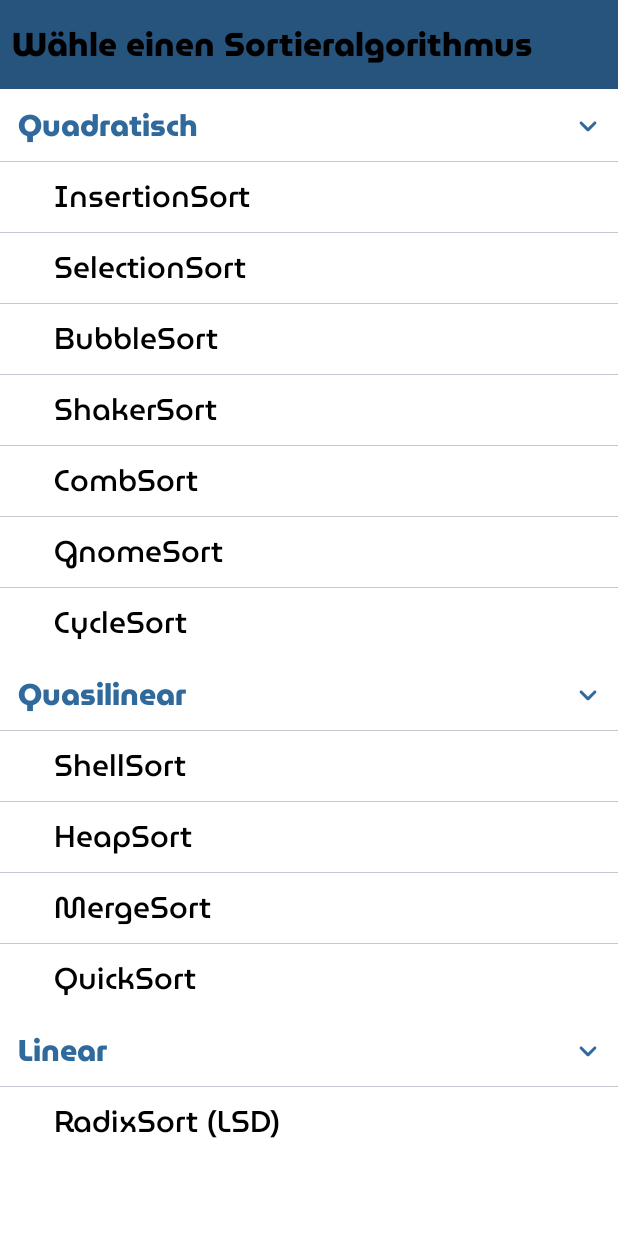
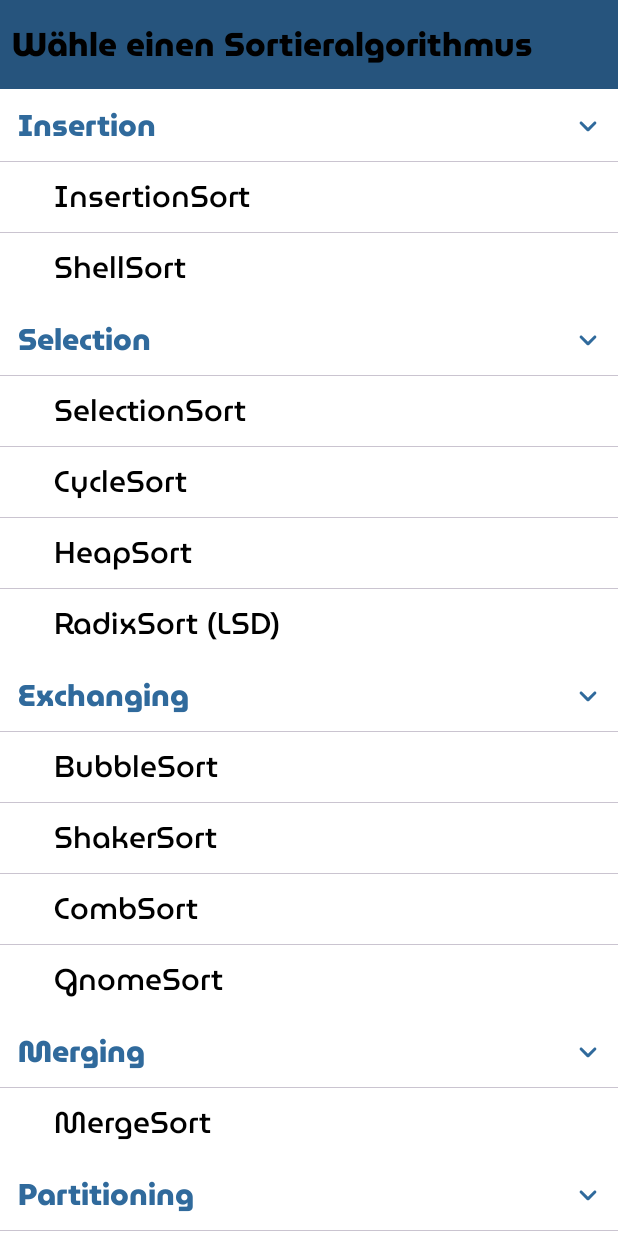
Before and after one commit to RaffaelW/SortVisualizer, an Android app built with Jetpack Compose: the screen it shows after launch (MainActivity), on a phone screen of 412 x 824 dp. Run offline under Robolectric (Android 15) with nearby library versions, the phone set to English and light mode, and no system bars.

Commit message:
grouped the algorithms by type instead of time complexity

```diff
--- a/app/src/main/java/com/raffascript/sortvisualizer/core/data/AlgorithmData.kt
+++ b/app/src/main/java/com/raffascript/sortvisualizer/core/data/AlgorithmData.kt
@@ -5,6 +5,7 @@ import com.raffascript.sortvisualizer.core.data.algorithms.Algorithm
 data class AlgorithmData(
     val id: Int,
     val name: String,
+    val group: AlgorithmGroup,
     val worstCaseTimeComplexity: TimeComplexity,
     val averageCaseTimeComplexity: TimeComplexity,
     val bestCaseTimeComplexity: TimeComplexity,
--- /dev/null
+++ b/app/src/main/java/com/raffascript/sortvisualizer/core/data/AlgorithmGroup.kt
@@ -0,0 +1,12 @@
+package com.raffascript.sortvisualizer.core.data
+
+import androidx.annotation.StringRes
+import com.raffascript.sortvisualizer.R
+
+enum class AlgorithmGroup(@StringRes val nameRes: Int) {
+    INSERTION(R.string.insertion),
+    SELECTION(R.string.selection),
+    EXCHANGING(R.string.exchanging),
+    PARTITIONING(R.string.partitioning),
+    MERGING(R.string.merging);
+}
--- a/app/src/main/java/com/raffascript/sortvisualizer/core/data/AlgorithmRegister.kt
+++ b/app/src/main/java/com/raffascript/sortvisualizer/core/data/AlgorithmRegister.kt
@@ -8,6 +8,7 @@ class AlgorithmRegister {
         AlgorithmData(
             0,
             "InsertionSort",
+            AlgorithmGroup.INSERTION,
             TimeComplexity.QUADRATIC,
             TimeComplexity.QUADRATIC,
             TimeComplexity.LINEAR,
@@ -17,6 +18,7 @@ class AlgorithmRegister {
         AlgorithmData(
             1,
             "ShellSort",
+            AlgorithmGroup.INSERTION,
             TimeComplexity.QUADRATIC,
             TimeComplexity.QUASILINEAR,
             TimeComplexity.QUASILINEAR,
@@ -26,6 +28,7 @@ class AlgorithmRegister {
         AlgorithmData(
             2,
             "SelectionSort",
+            AlgorithmGroup.SELECTION,
             TimeComplexity.QUADRATIC,
             TimeComplexity.QUADRATIC,
             TimeComplexity.QUADRATIC,
@@ -35,6 +38,7 @@ class AlgorithmRegister {
         AlgorithmData(
             3,
             "BubbleSort",
+            AlgorithmGroup.EXCHANGING,
             TimeComplexity.QUADRATIC,
             TimeComplexity.QUADRATIC,
             TimeComplexity.LINEAR,
@@ -44,6 +48,7 @@ class AlgorithmRegister {
         AlgorithmData(
             4,
             "ShakerSort",
+            AlgorithmGroup.EXCHANGING,
             TimeComplexity.QUADRATIC,
             TimeComplexity.QUADRATIC,
             TimeComplexity.LINEAR,
@@ -53,6 +58,7 @@ class AlgorithmRegister {
         AlgorithmData(
             5,
             "CombSort",
+            AlgorithmGroup.EXCHANGING,
             TimeComplexity.QUADRATIC,
             TimeComplexity.QUADRATIC,
             TimeComplexity.QUASILINEAR,
@@ -62,6 +68,7 @@ class AlgorithmRegister {
         AlgorithmData(
             6,
             "GnomeSort",
+            AlgorithmGroup.EXCHANGING,
             TimeComplexity.QUADRATIC,
             TimeComplexity.QUADRATIC,
             TimeComplexity.LINEAR,
@@ -71,6 +78,7 @@ class AlgorithmRegister {
         AlgorithmData(
             7,
             "CycleSort",
+            AlgorithmGroup.SELECTION,
             TimeComplexity.QUADRATIC,
             TimeComplexity.QUADRATIC,
             TimeComplexity.QUADRATIC,
@@ -80,6 +88,7 @@ class AlgorithmRegister {
         AlgorithmData(
             8,
             "HeapSort",
+            AlgorithmGroup.SELECTION,
             TimeComplexity.QUASILINEAR,
             TimeComplexity.QUASILINEAR,
             TimeComplexity.QUASILINEAR,
@@ -89,6 +98,7 @@ class AlgorithmRegister {
         AlgorithmData(
             9,
             "MergeSort",
+            AlgorithmGroup.MERGING,
             TimeComplexity.QUASILINEAR,
             TimeComplexity.QUASILINEAR,
             TimeComplexity.QUASILINEAR,
@@ -98,6 +108,7 @@ class AlgorithmRegister {
         AlgorithmData(
             10,
             "RadixSort (LSD)",
+            AlgorithmGroup.SELECTION,
             TimeComplexity.LINEAR,
             TimeComplexity.LINEAR,
             TimeComplexity.LINEAR,
@@ -107,6 +118,7 @@ class AlgorithmRegister {
         AlgorithmData(
             11,
             "QuickSort",
+            AlgorithmGroup.PARTITIONING,
             TimeComplexity.QUADRATIC,
             TimeComplexity.QUASILINEAR,
             TimeComplexity.QUASILINEAR,
@@ -115,8 +127,8 @@ class AlgorithmRegister {
         )
     )
 
-    fun getAllAlgorithms(): Map<TimeComplexity, List<AlgorithmData>> {
-        return algorithms.groupBy { it.averageCaseTimeComplexity }
+    fun getAllAlgorithms(): Map<AlgorithmGroup, List<AlgorithmData>> {
+        return algorithms.groupBy { it.group }
     }
 
     fun getAlgorithmById(id: Int): AlgorithmData? {
--- a/app/src/main/java/com/raffascript/sortvisualizer/core/data/TimeComplexity.kt
+++ b/app/src/main/java/com/raffascript/sortvisualizer/core/data/TimeComplexity.kt
@@ -1,10 +1,7 @@
 package com.raffascript.sortvisualizer.core.data
 
-import androidx.annotation.StringRes
-import com.raffascript.sortvisualizer.R
-
-enum class TimeComplexity(val abbreviation: String, @StringRes val fullName: Int) {
-    LINEAR("O(n)", R.string.linear),
-    QUASILINEAR("O(n log n)", R.string.quasilinear),
-    QUADRATIC("O(n²)", R.string.quadratic);
+enum class TimeComplexity(val abbreviation: String) {
+    LINEAR("O(n)"),
+    QUASILINEAR("O(n log n)"),
+    QUADRATIC("O(n²)");
 }
--- a/app/src/main/java/com/raffascript/sortvisualizer/selection/presentation/SelectionState.kt
+++ b/app/src/main/java/com/raffascript/sortvisualizer/selection/presentation/SelectionState.kt
@@ -1,8 +1,8 @@
 package com.raffascript.sortvisualizer.selection.presentation
 
 import com.raffascript.sortvisualizer.core.data.AlgorithmData
-import com.raffascript.sortvisualizer.core.data.TimeComplexity
+import com.raffascript.sortvisualizer.core.data.AlgorithmGroup
 
 data class SelectionState(
-    val algorithmData: Map<TimeComplexity, List<AlgorithmData>>
+    val algorithmData: Map<AlgorithmGroup, List<AlgorithmData>>
 )
--- a/app/src/main/res/values/strings.xml
+++ b/app/src/main/res/values/strings.xml
@@ -1,28 +1,36 @@
 <resources>
     <string name="app_name">Algorithms Visualizer</string>
+
+    <string name="select_algorithm">Wähle einen Sortieralgorithmus</string>
     <string name="settings">Einstellungen</string>
     <string name="replay">Neustart</string>
     <string name="pause">Pause</string>
     <string name="play">Abspielen</string>
+    <string name="fullscreen">Vollbild</string>
+    <string name="fullscreen_exit">Vollbild verlassen</string>
+
+
+    <string name="size_of_list">Größe der Liste (3 – 5000)</string>
+    <string name="delay">Delay</string>
+    <string name="finish">Fertig</string>
+    <string name="reset">Zurücksetzen</string>
+
     <string name="num_comparisons">Vergleiche:</string>
     <string name="array_accesses">Array-Zugriffe:</string>
-    <string name="size_of_list">Größe der Liste (3 – 5000)</string>
-    <string name="delay">Delay</string>
-    <string name="fullscreen">Vollbild</string>
-    <string name="fullscreen_exit">Vollbild verlassen</string>
-    <string name="finish">Fertig</string>
-    <string name="reset">Zurücksetzen</string>
     <string name="worst_case_time_complexity">Schlechteste Zeitkomplexität:</string>
     <string name="average_time_complexity">Durchshnittliche Zeitkomplexität:</string>
     <string name="best_case_time_complexity">Beste Zeitkomplexität:</string>
+
     <string name="is_stable">Stabil:</string>
-
     <string name="yes">Ja</string>
     <string name="no">Nein</string>
-    <string name="linear">Linear</string>
-    <string name="quasilinear">Quasilinear</string>
-    <string name="quadratic">Quadratisch</string>
+
     <string name="fold">Einklappen</string>
     <string name="expand">Ausklappen</string>
-    <string name="select_algorithm">Wähle einen Sortieralgorithmus</string>
+
+    <string name="insertion">Insertion</string>
+    <string name="selection">Selection</string>
+    <string name="exchanging">Exchanging</string>
+    <string name="partitioning">Partitioning</string>
+    <string name="merging">Merging</string>
 </resources>
```
Also changed, not shown: app/src/main/java/com/raffascript/sortvisualizer/selection/presentation/SelectionScreen.kt (+3 -16 lines), app/src/main/java/com/raffascript/sortvisualizer/visualization/presentation/VisualizerScreen.kt (+2 -11 lines).
